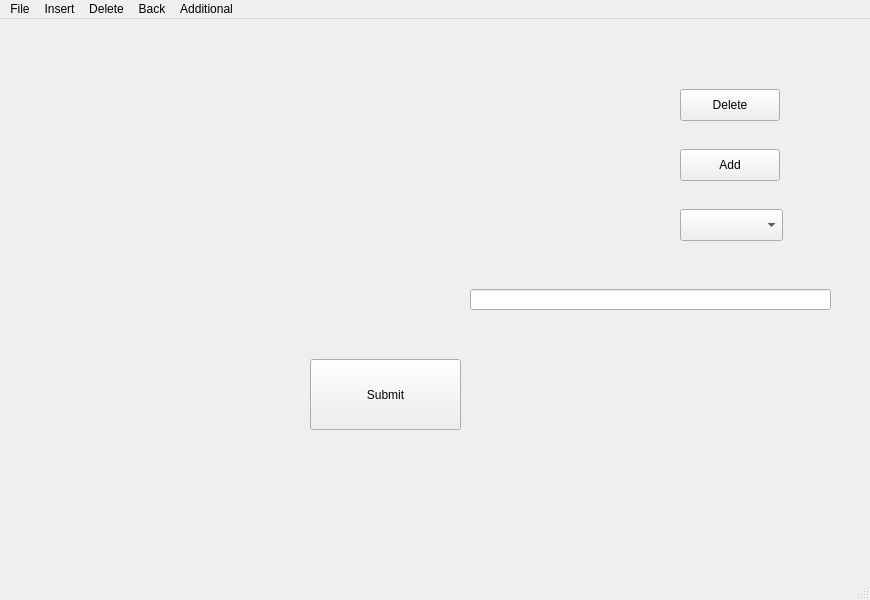
Above: mainwindow.ui from brennanafrank/EasyDraft before the change. Below: the same form after it.
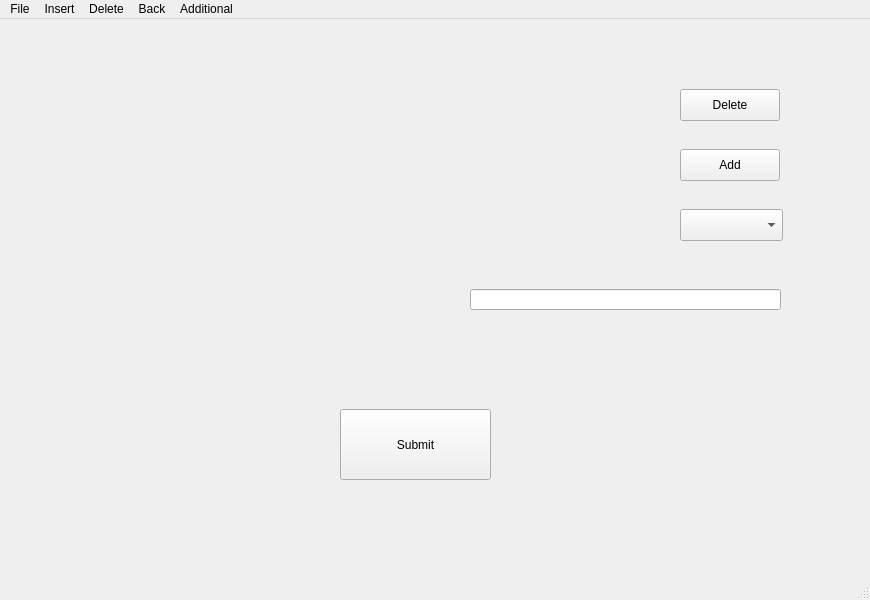
That is the form after the change. The open tabs and pages were chosen to show the change. Icons and pictures are not drawn.

Commit message: Added more to error check and adjusted display

What changed in the file:
```diff
--- a/mainwindow.ui
+++ b/mainwindow.ui
@@ -125,10 +125,10 @@
      <widget class="QLabel" name="label">
       <property name="geometry">
        <rect>
-        <x>340</x>
-        <y>10</y>
-        <width>221</width>
-        <height>61</height>
+        <x>400</x>
+        <y>-10</y>
+        <width>271</width>
+        <height>91</height>
        </rect>
       </property>
       <property name="text">
@@ -138,8 +138,8 @@
      <widget class="QPushButton" name="pushButton_8">
       <property name="geometry">
        <rect>
-        <x>330</x>
-        <y>340</y>
+        <x>360</x>
+        <y>390</y>
         <width>151</width>
         <height>71</height>
        </rect>
@@ -189,7 +189,7 @@
        <rect>
         <x>490</x>
         <y>270</y>
-        <width>361</width>
+        <width>311</width>
         <height>21</height>
        </rect>
       </property>
```
Left out of the diff: 2 changed lines with no effect on the pictures. The commit also changes 2 other files.
